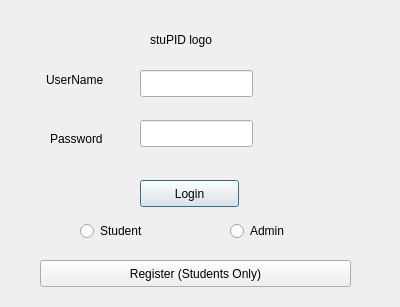
Before: the Qt Designer form logindialog.ui in abhinavthukral28/stuPID, drawn with Qt 5.
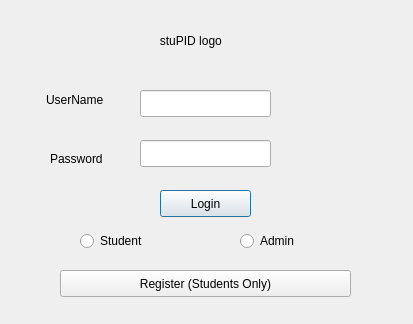
After: the same form once the commit is applied.

The edit to the form file:
```diff
--- a/logindialog.ui
+++ b/logindialog.ui
@@ -6,8 +6,8 @@
    <rect>
     <x>0</x>
     <y>0</y>
-    <width>400</width>
-    <height>307</height>
+    <width>413</width>
+    <height>324</height>
    </rect>
   </property>
   <property name="windowTitle">
@@ -16,9 +16,9 @@
   <widget class="QPushButton" name="loginpushButton">
    <property name="geometry">
     <rect>
-     <x>140</x>
-     <y>180</y>
-     <width>99</width>
+     <x>160</x>
+     <y>190</y>
+     <width>91</width>
      <height>27</height>
     </rect>
    </property>
@@ -30,7 +30,7 @@
    <property name="geometry">
     <rect>
      <x>80</x>
-     <y>220</y>
+     <y>230</y>
      <width>117</width>
      <height>22</height>
     </rect>
@@ -42,8 +42,8 @@
   <widget class="QRadioButton" name="adminradioButton">
    <property name="geometry">
     <rect>
-     <x>230</x>
-     <y>220</y>
+     <x>240</x>
+     <y>230</y>
      <width>117</width>
      <height>22</height>
     </rect>
@@ -56,8 +56,8 @@
    <property name="geometry">
     <rect>
      <x>140</x>
-     <y>70</y>
-     <width>113</width>
+     <y>90</y>
+     <width>131</width>
      <height>27</height>
     </rect>
    </property>
@@ -66,8 +66,8 @@
    <property name="geometry">
     <rect>
      <x>140</x>
-     <y>120</y>
-     <width>113</width>
+     <y>140</y>
+     <width>131</width>
      <height>27</height>
     </rect>
    </property>
@@ -76,7 +76,7 @@
    <property name="geometry">
     <rect>
      <x>46</x>
-     <y>70</y>
+     <y>90</y>
      <width>81</width>
      <height>20</height>
     </rect>
@@ -89,7 +89,7 @@
    <property name="geometry">
     <rect>
      <x>50</x>
-     <y>130</y>
+     <y>150</y>
      <width>71</width>
      <height>17</height>
     </rect>
@@ -101,22 +101,22 @@
   <widget class="QLabel" name="label">
    <property name="geometry">
     <rect>
-     <x>150</x>
-     <y>30</y>
-     <width>91</width>
-     <height>20</height>
+     <x>70</x>
+     <y>10</y>
+     <width>321</width>
+     <height>61</height>
     </rect>
    </property>
    <property name="text">
-    <string>stuPID logo</string>
+    <string>                           stuPID logo</string>
    </property>
   </widget>
   <widget class="QPushButton" name="pushButton">
    <property name="geometry">
     <rect>
-     <x>40</x>
-     <y>260</y>
-     <width>311</width>
+     <x>60</x>
+     <y>270</y>
+     <width>291</width>
      <height>27</height>
     </rect>
    </property>
```
